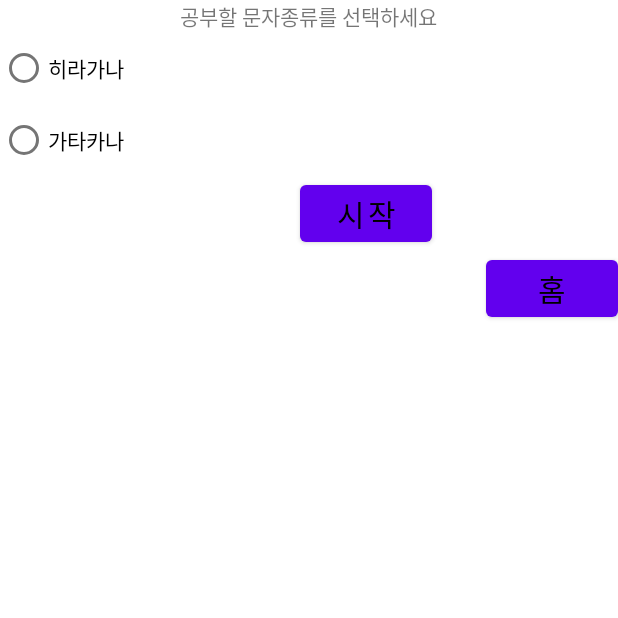
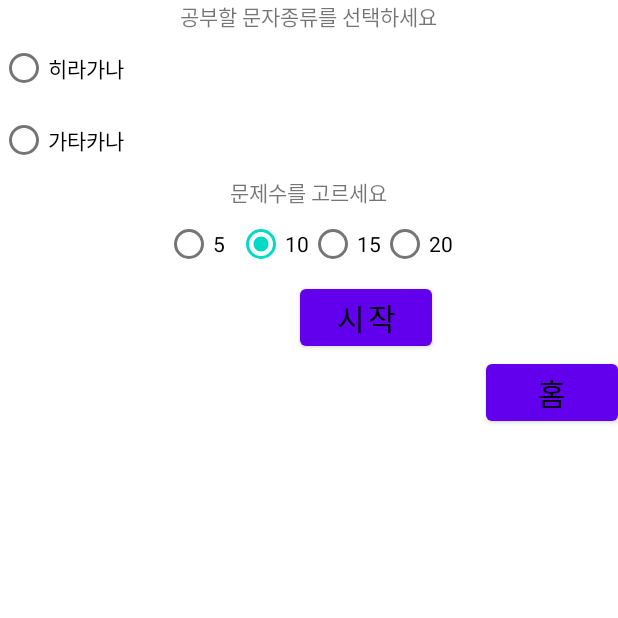
Before and after one commit to kaybb12/JJH, an Android app: the ChooseActivity screen opened directly, with no data from a screen before it, on a phone screen of 412 x 824 dp, the top half of it. Run offline under Robolectric (Android 15) with nearby library versions, the phone set to English and light mode, and no system bars.

Commit message:
최종완료, 문제수선택 추가 완료, 정답 체크 이미지 토스트 이미지로 변경

```diff
--- a/JS/app/src/main/java/com/example/js/ChooseActivity.java
+++ b/JS/app/src/main/java/com/example/js/ChooseActivity.java
@@ -20,13 +20,16 @@ public class ChooseActivity extends AppCompatActivity {
 
     Button btn_Choicehome, btn_Choicestart;
 
-    RadioGroup Radchoice;
+    RadioGroup Radchoice, Radck;
 
     RadioButton RadHira ;
     RadioButton RadKata ;
 
     CheckBox[] Hira = new CheckBox[16];
     CheckBox[] Kata = new CheckBox[16];
+
+    RadioButton ck5, ck10, ck15, ck20;
+    int ck = 0;
 
     private static final int  _A= 0;
     private static final int  _K= 1;
@@ -89,9 +92,15 @@ public class ChooseActivity extends AppCompatActivity {
         Kata[_B] = (CheckBox) findViewById(R.id.Cbx_Kb);
         Kata[_P] = (CheckBox) findViewById(R.id.Cbx_Kp);
 
+        ck5 = (RadioButton) findViewById(R.id.ck5);
+        ck10 = (RadioButton) findViewById(R.id.ck10);
+        ck15 = (RadioButton) findViewById(R.id.ck15);
+        ck20 = (RadioButton) findViewById(R.id.ck20);
+
         btn_Choicehome = (Button) findViewById(R.id.btnChoicehome);
         btn_Choicestart = (Button) findViewById(R.id.btnChostart);
         Radchoice = (RadioGroup) findViewById(R.id.Rad_choice);
+        Radck = (RadioGroup) findViewById(R.id.RadCk);
         TabHira = (TableLayout) findViewById(R.id.TabHira);
         TabKata = (TableLayout) findViewById(R.id.TabKata);
 
@@ -101,7 +110,7 @@ public class ChooseActivity extends AppCompatActivity {
         btn_Choicehome.setOnClickListener(new View.OnClickListener() {
             @Override
             public void onClick(View view) {
-                Intent intent = new Intent(getApplicationContext(),MainActivity.class);
+                Intent intent = new Intent(getApplicationContext(), MainActivity.class);
                 startActivity(intent);
             }
         });
@@ -109,25 +118,22 @@ public class ChooseActivity extends AppCompatActivity {
         btn_Choicestart.setOnClickListener(new View.OnClickListener() {
             @Override
             public void onClick(View view) {
-                if (WhatChoice == 1)
-                {
-                    Intent intent = new Intent(getApplicationContext(),HiraganaActivity.class);
+                if (WhatChoice == 1) {
+                    Intent intent = new Intent(getApplicationContext(), HiraganaActivity.class);
 
-                    intent.putExtra("HiraCheck",Checked(view));
+                    intent.putExtra("HiraCheck", Checked(view));
+                    intent.putExtra("proNum",ck);
                     startActivity(intent);
-                }
-                else if(WhatChoice == 2)
-                {
-                    Intent intent = new Intent(getApplicationContext(),KatakanaActivity.class);
+                } else if (WhatChoice == 2) {
+                    Intent intent = new Intent(getApplicationContext(), KatakanaActivity.class);
 
-                    intent.putExtra("KataCheck",Checked(view));
+                    intent.putExtra("KataCheck", Checked(view));
+                    intent.putExtra("proNum",ck);
                     ArrayList<Integer> vec = Checked(view);
-                    Log.d("선택값","123"+vec);
+                    Log.d("선택값", "123" + vec);
                     startActivity(intent);
-                }
-                else if (WhatChoice == 0)
-                {
-                    Toast.makeText(getApplicationContext(),"무엇을 공부할지 선택하세요",Toast.LENGTH_SHORT).show();
+                } else if (WhatChoice == 0) {
+                    Toast.makeText(getApplicationContext(), "무엇을 공부할지 선택하세요", Toast.LENGTH_SHORT).show();
                 }
             }
         });
@@ -135,18 +141,29 @@ public class ChooseActivity extends AppCompatActivity {
         Radchoice.setOnCheckedChangeListener(new RadioGroup.OnCheckedChangeListener() {
             @Override
             public void onCheckedChanged(RadioGroup radioGroup, int i) {
-                if (i==R.id.Rad_Hira)
-                {
+                if (i == R.id.Rad_Hira) {
                     TabHira.setVisibility(View.VISIBLE);
                     TabKata.setVisibility(View.GONE);
                     WhatChoice = 1;//Hira
-                }
-                else if (i==R.id.Rad_Kata)
-                {
+                } else if (i == R.id.Rad_Kata) {
                     TabKata.setVisibility(View.VISIBLE);
                     TabHira.setVisibility(View.GONE);
                     WhatChoice = 2;//Kata
                 }
+            }
+        });
+
+        Radck.setOnCheckedChangeListener(new RadioGroup.OnCheckedChangeListener() {
+            @Override
+            public void onCheckedChanged(RadioGroup radioGroup, int i) {
+                if (i == R.id.ck5)
+                    ck = 5;
+                else if (i == R.id.ck10)
+                    ck = 10;
+                else if (i == R.id.ck15)
+                    ck = 15;
+                else if (i == R.id.ck20)
+                    ck = 20;
             }
         });
     }
--- a/JS/app/src/main/java/com/example/js/ResultActivity.java
+++ b/JS/app/src/main/java/com/example/js/ResultActivity.java
@@ -15,6 +15,8 @@ public class ResultActivity extends AppCompatActivity {
 
     int CorrectNum;
 
+    int proNum;
+
     @Override
     protected void onCreate(Bundle savedInstanceState) {
         super.onCreate(savedInstanceState);
@@ -22,11 +24,12 @@ public class ResultActivity extends AppCompatActivity {
 
         Intent it = getIntent();
         CorrectNum = it.getIntExtra("정답수",0);
+        proNum = it.getIntExtra("문제수",0);
 
         txtScore = (TextView) findViewById(R.id.txtScore);
         btnHome = (Button) findViewById(R.id.btnResulthome);
 
-        txtScore.setText("20/"+CorrectNum);
+        txtScore.setText(""+CorrectNum+"/"+proNum);
 
         btnHome.setOnClickListener(new View.OnClickListener() {
             @Override
--- a/JS/app/src/main/res/layout/activity_choose.xml
+++ b/JS/app/src/main/res/layout/activity_choose.xml
@@ -30,7 +30,8 @@
             android:text="가타카나"
             />
     </RadioGroup>
-        <TableLayout
+
+    <TableLayout
             android:id="@+id/TabHira"
             android:layout_width="match_parent"
             android:layout_height="wrap_content"
@@ -220,6 +221,43 @@
                 android:text="パ" />
         </TableRow>
     </TableLayout>
+    <TextView
+        android:layout_width="wrap_content"
+        android:layout_height="wrap_content"
+        android:layout_gravity="center"
+        android:text="문제수를 고르세요"/>
+    <LinearLayout
+        android:layout_width="wrap_content"
+        android:layout_height="wrap_content"
+        android:layout_gravity="center">
+        <RadioGroup
+            android:id="@+id/RadCk"
+            android:layout_width="wrap_content"
+            android:layout_height="wrap_content"
+            android:orientation="horizontal">
+        <RadioButton
+            android:id="@+id/ck5"
+            android:layout_width="wrap_content"
+            android:layout_height="wrap_content"
+            android:text="5"/>
+        <RadioButton
+            android:id="@+id/ck10"
+            android:checked="true"
+            android:layout_width="wrap_content"
+            android:layout_height="wrap_content"
+            android:text="10"/>
+        <RadioButton
+            android:id="@+id/ck15"
+            android:layout_width="wrap_content"
+            android:layout_height="wrap_content"
+            android:text="15"/>
+        <RadioButton
+            android:id="@+id/ck20"
+            android:layout_width="wrap_content"
+            android:layout_height="wrap_content"
+            android:text="20"/>
+        </RadioGroup>
+    </LinearLayout>
     <Button
         android:id="@+id/btnChostart"
         android:layout_width="wrap_content"
--- a/JS/app/src/main/res/layout/activity_hiragana.xml
+++ b/JS/app/src/main/res/layout/activity_hiragana.xml
@@ -24,6 +24,7 @@
         android:layout_height="wrap_content"
         android:layout_gravity="center"
         android:text="정답 확인" />
+    <!--
     <FrameLayout
         android:layout_width="wrap_content"
         android:layout_height="wrap_content"
@@ -41,6 +42,8 @@
             android:layout_width="300dp"
             android:layout_height="300dp"
             android:background="@drawable/odap" />
+            </FrameLayout>
+            -->
         <EditText
             android:id="@+id/editHira"
             android:layout_width="wrap_content"
@@ -50,7 +53,6 @@
             android:hint="답 입력"
             android:textSize="30sp"
             />
-    </FrameLayout>
     <LinearLayout
         android:id="@+id/LinTop"
         android:layout_width="match_parent"
--- a/JS/app/src/main/res/layout/activity_katakana.xml
+++ b/JS/app/src/main/res/layout/activity_katakana.xml
@@ -25,6 +25,7 @@
         android:layout_height="wrap_content"
         android:layout_gravity="center"
         android:text="정답 확인" />
+    <!--
     <FrameLayout
         android:layout_width="wrap_content"
         android:layout_height="wrap_content"
@@ -42,7 +43,8 @@
         android:layout_width="300dp"
         android:layout_height="300dp"
         android:background="@drawable/odap" />
-
+        </FrameLayout>
+-->
     <EditText
         android:id="@+id/editKata"
         android:layout_width="wrap_content"
@@ -51,7 +53,6 @@
         android:textSize="30sp"
         android:layout_gravity="center"
         android:gravity="center"/>
-    </FrameLayout>
     <LinearLayout
         android:layout_width="match_parent"
         android:layout_height="match_parent"
```
Also changed, not shown: JS/app/src/main/java/com/example/js/HiraganaActivity.java (+33 -6 lines), JS/app/src/main/java/com/example/js/KatakanaActivity.java (+31 -5 lines), JS/app/src/main/res/layout/toast.xml (added, +13 -0 lines), JS/app/src/main/res/layout/toast1.xml (added, +13 -0 lines).
